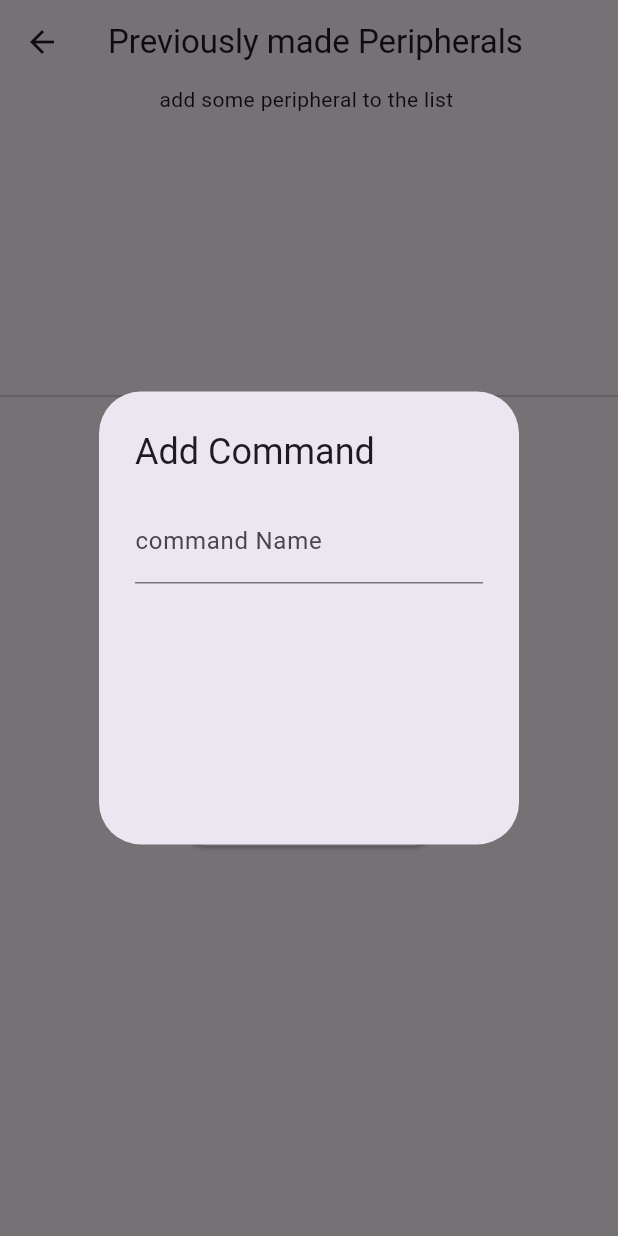
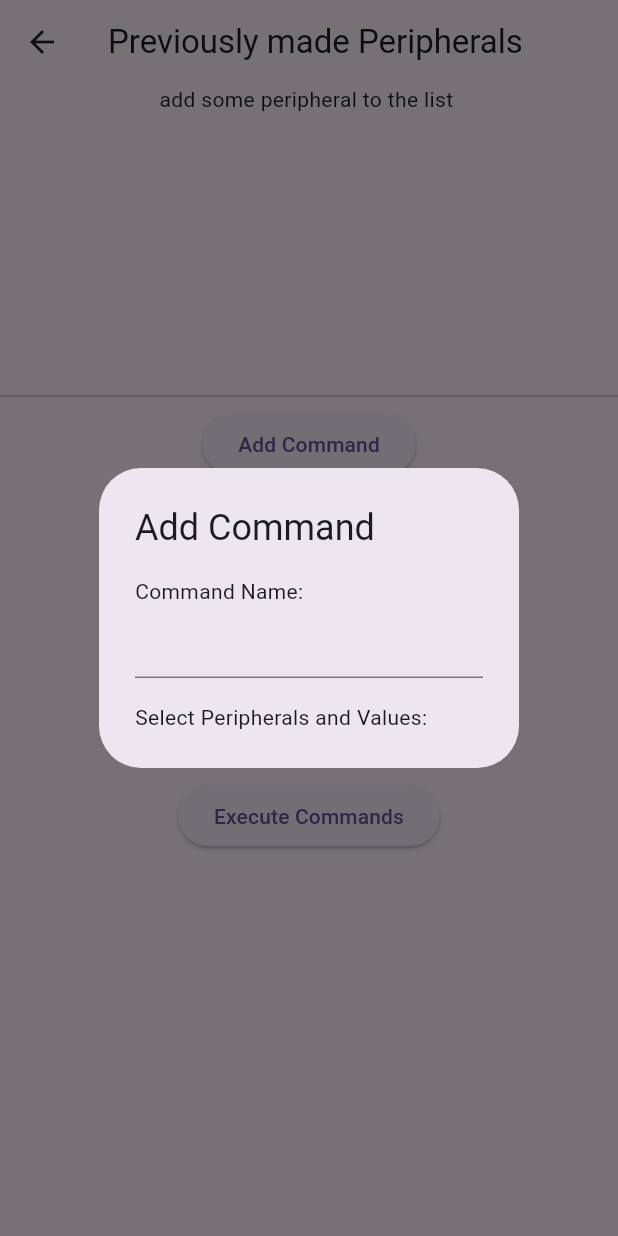
Before and after one commit to ImmortalBoi/ESP-Assistant, a Flutter app: the HistoryPromptPage screen opened directly, after a tap on "Add Command", on a phone screen of 412 x 824 dp. Run offline on Flutter 3.47's test engine with Material 3 defaults, Android fonts, the phone set to English and light mode, and no system bars; our stand-ins replace get, google_fonts, permission_handler, shared_preferences, typed_data; missing offline and left inert: flutter_sound, mqtt_client, wifi_iot; accounts and stored records are empty.

Commit message:
Fixed Advanced Control

```diff
--- a/flutter_app/lib/pages/peripherals_prompt_side_pages/list_of_history_prompt_peripheral.dart
+++ b/flutter_app/lib/pages/peripherals_prompt_side_pages/list_of_history_prompt_peripheral.dart
@@ -77,41 +77,34 @@ class _HistoryPromptPageState extends State<HistoryPromptPage> {
                 onPressed: () async {
                   String? peripheralName;
                   int? value;
-
                   showDialog(
                     context: context,
                     builder: (BuildContext context) {
                       return AlertDialog(
                         title: const Text('Add Command'),
-                        content: Column(
+                        content: SingleChildScrollView(
+                          // Add SingleChildScrollView to handle overflow
+                          child: Column(
                             mainAxisSize: MainAxisSize.min,
+                            crossAxisAlignment: CrossAxisAlignment.start,
                             children: [
+                              const Text('Command Name:'),
                               TextField(
                                 onChanged: (text) {
                                   peripheralName = text;
                                 },
-                              decoration: const InputDecoration(
-                                  labelText: 'command Name'),
                               ),
-                            SizedBox(
-                              height: 150,
-                              child: ListView.builder(
-                                shrinkWrap: true,
-                                itemCount:
-                                    peripheralProvider.peripherals.length,
-                                itemBuilder: (context, index) {
-                                  final peripheral =
-                                      peripheralProvider.peripherals[index];
-
-                                  return CheckboxListTile(
+                              const SizedBox(height: 16),
+                              const Text('Select Peripherals and Values:'),
+                              ...peripheralProvider.peripherals
+                                  .map(
+                                    (peripheral) => CheckboxListTile(
                                       title: Row(
-                                      mainAxisAlignment:
-                                          MainAxisAlignment.spaceBetween,
                                         children: [
                                           Text(peripheral.name!),
-                                        SizedBox(
-                                          height: 40,
-                                          width: 40,
+                                          const SizedBox(width: 8),
+                                          Expanded(
+                                            // Use Expanded for TextField
                                             child: TextField(
                                               onChanged: (text) {
                                                 int value =
@@ -121,28 +114,27 @@ class _HistoryPromptPageState extends State<HistoryPromptPage> {
                                               decoration: const InputDecoration(
                                                 labelText: 'Value',
                                               ),
-                                            keyboardType: TextInputType.number,
+                                              keyboardType:
+                                                  TextInputType.number,
                                             ),
                                           ),
                                         ],
                                       ),
-                                    value:
-                                        userChecked.contains(peripheral.name!),
+                                      value: userChecked
+                                          .contains(peripheral.name!),
                                       onChanged: (value) {
                                         if (value!) {
-                                        userChecked.add(peripheral
-                                            .name!); // Add to checked list
+                                          userChecked.add(peripheral.name!);
                                         } else {
-                                        userChecked.remove(peripheral
-                                            .name!); // Remove from checked list
+                                          userChecked.remove(peripheral.name!);
                                         }
-                                      setState(() {}); // Rebuild the list
-                                    },
-                                  );
+                                        setState(() {});
                                       },
                                     ),
+                                  )
+                                  .toList(),
+                            ],
                           ),
-                          ],
                         ),
                       );
                     },
```
Lines whose indentation alone changed are shown as unchanged.
